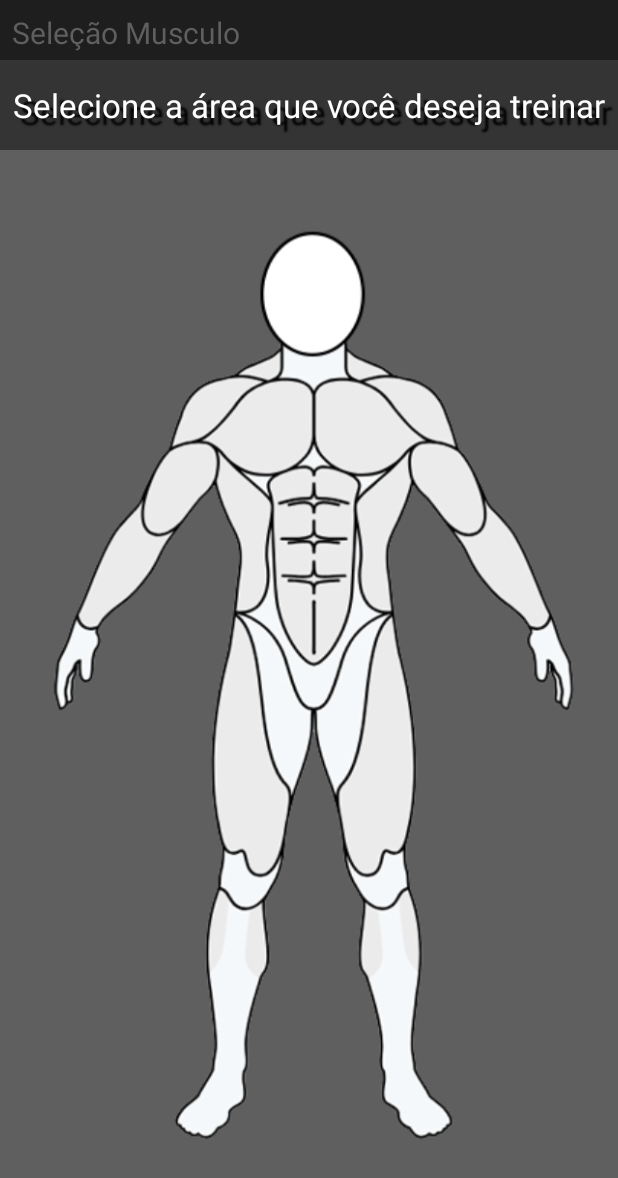
After one commit to FelipeGrellmannSouza/ArrayFit, an Android app: the TreinoActivity screen opened directly, with no data from a screen before it, on a phone screen of 412 x 824 dp. The commit adds this screen. Shown: the top 1178 px of the screen. Run offline under Robolectric (Android 15) with nearby library versions, the phone set to English and light mode, and no system bars.

Commit message:
FireStore implementado e tela_treino

```diff
--- a/app/src/main/AndroidManifest.xml
+++ b/app/src/main/AndroidManifest.xml
@@ -13,6 +13,9 @@
         android:supportsRtl="true"
         android:theme="@style/Theme.ArrayFit"
         tools:targetApi="31">
+        <activity
+            android:name=".activity.TreinoActivity"
+            android:exported="false" />
         <activity
             android:name=".activity.HomeActivity"
             android:exported="false" />
--- /dev/null
+++ b/app/src/main/java/com/example/arrayfit/activity/TreinoActivity.java
@@ -0,0 +1,16 @@
+package com.example.arrayfit.activity;
+
+import androidx.appcompat.app.AppCompatActivity;
+
+import android.os.Bundle;
+
+import com.example.arrayfit.R;
+
+public class TreinoActivity extends AppCompatActivity {
+
+    @Override
+    protected void onCreate(Bundle savedInstanceState) {
+        super.onCreate(savedInstanceState);
+        setContentView(R.layout.activity_treino);
+    }
+}
--- a/app/src/main/res/layout/activity_main.xml
+++ b/app/src/main/res/layout/activity_main.xml
@@ -67,10 +67,10 @@
             android:id="@+id/btnLogin"
             android:layout_width="350dp"
             android:layout_height="60dp"
+            android:layout_marginTop="30dp"
             android:backgroundTint="@color/darkGray"
-            android:text="LOGIN"
             android:onClick="btnLogin"
-            android:layout_marginTop="30dp"/>
+            android:text="ENTRAR" />
 
         <Button
             android:id="@+id/btnCadastrar"
--- /dev/null
+++ b/app/src/main/res/layout/activity_treino.xml
@@ -0,0 +1,63 @@
+<?xml version="1.0" encoding="utf-8"?>
+<androidx.constraintlayout.widget.ConstraintLayout
+    xmlns:android="http://schemas.android.com/apk/res/android"
+    xmlns:app="http://schemas.android.com/apk/res-auto"
+    xmlns:tools="http://schemas.android.com/tools"
+    android:background="@color/lightGray"
+    android:layout_width="match_parent"
+    android:layout_height="match_parent"
+    tools:context=".activity.TreinoActivity">
+    <!--                   Titulo                   -->
+    <androidx.constraintlayout.widget.ConstraintLayout
+        android:id="@+id/constraintLayout"
+        android:layout_width="match_parent"
+        android:layout_height="40dp"
+        android:background="@color/darkGray"
+        app:layout_constraintEnd_toEndOf="parent"
+        app:layout_constraintStart_toStartOf="parent"
+        app:layout_constraintTop_toTopOf="parent">
+
+        <TextView
+            android:id="@+id/textView"
+            android:layout_width="wrap_content"
+            android:layout_height="wrap_content"
+            android:layout_marginStart="8dp"
+            android:layout_marginTop="8dp"
+            android:text="Seleção Musculo"
+            android:textColor="@color/lightGray"
+            android:textSize="20sp"
+            app:layout_constraintStart_toStartOf="parent"
+            app:layout_constraintTop_toTopOf="parent" />
+
+    </androidx.constraintlayout.widget.ConstraintLayout>
+
+    <TextView
+        android:id="@+id/textView5"
+        android:layout_width="match_parent"
+        android:layout_height="60dp"
+        android:background="@color/shadowGray"
+        android:gravity="center"
+        android:text="Selecione a área que você deseja treinar"
+        android:textColor="@color/white"
+        android:textSize="22sp"
+        android:shadowColor="@color/black"
+        android:shadowDx="7"
+        android:shadowDy="7"
+        android:shadowRadius="1"
+        app:layout_constraintEnd_toEndOf="parent"
+        app:layout_constraintStart_toStartOf="parent"
+        app:layout_constraintTop_toBottomOf="@+id/constraintLayout" />
+
+
+    <ImageView
+        android:layout_width="match_parent"
+        android:layout_height="630dp"
+        android:src="@drawable/modelocorpo"
+        app:layout_constraintBottom_toBottomOf="parent"
+        app:layout_constraintEnd_toEndOf="parent"
+        app:layout_constraintHorizontal_bias="0.496"
+        app:layout_constraintStart_toStartOf="parent"
+        app:layout_constraintTop_toBottomOf="@+id/textView5"
+        app:layout_constraintVertical_bias="0.333" />
+
+</androidx.constraintlayout.widget.ConstraintLayout>
--- a/app/src/main/res/values/themes.xml
+++ b/app/src/main/res/values/themes.xml
@@ -2,7 +2,7 @@
     <!-- Base application theme. -->
     <style name="Base.Theme.ArrayFit" parent="Theme.Material3.Light.NoActionBar">
         <!-- Customize your light theme here. -->
-        <item name="colorPrimary">@color/my_light_primary</item>
+        <item name="colorPrimary">#373737</item>
         <item name="colorAccent">@color/black</item>
     </style>
 
```
Also changed, not shown: app/src/main/java/com/example/arrayfit/activity/CadastroActivity.java (+52 -6 lines), app/src/main/res/layout/activity_home.xml (+34 -32 lines), app/src/main/res/drawable/logout.png (added), app/src/main/res/drawable/usericon.png (added), app/src/main/res/drawable/usericondark.png (added).
